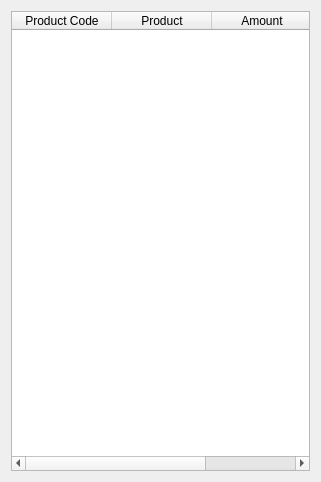
Before: the Qt Designer form viewInventoryDialog.ui in AntonioRoye/inventoryTracker, drawn with Qt 5.
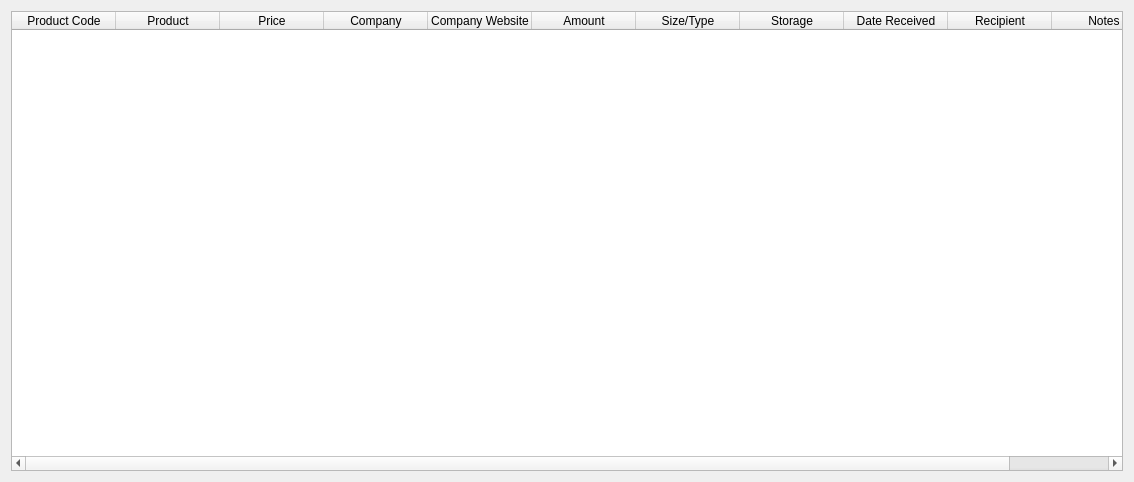
After: the same form once the commit is applied.

```diff
--- a/viewInventoryDialog.ui
+++ b/viewInventoryDialog.ui
@@ -6,7 +6,7 @@
    <rect>
     <x>0</x>
     <y>0</y>
-    <width>321</width>
+    <width>1134</width>
     <height>482</height>
    </rect>
   </property>
@@ -34,6 +34,12 @@
      <property name="dragEnabled">
       <bool>false</bool>
      </property>
+     <property name="columnCount">
+      <number>11</number>
+     </property>
+     <attribute name="horizontalHeaderDefaultSectionSize">
+      <number>104</number>
+     </attribute>
      <column>
       <property name="text">
        <string>Product Code</string>
@@ -44,11 +50,51 @@
        <string>Product</string>
       </property>
      </column>
+     <column>
+      <property name="text">
+       <string>Price</string>
+      </property>
+     </column>
+     <column>
+      <property name="text">
+       <string>Company</string>
+      </property>
+     </column>
+     <column>
+      <property name="text">
+       <string>Company Website</string>
+      </property>
+     </column>
      <column>
       <property name="text">
        <string>Amount</string>
       </property>
      </column>
+     <column>
+      <property name="text">
+       <string>Size/Type</string>
+      </property>
+     </column>
+     <column>
+      <property name="text">
+       <string>Storage</string>
+      </property>
+     </column>
+     <column>
+      <property name="text">
+       <string>Date Received</string>
+      </property>
+     </column>
+     <column>
+      <property name="text">
+       <string>Recipient</string>
+      </property>
+     </column>
+     <column>
+      <property name="text">
+       <string>Notes</string>
+      </property>
+     </column>
     </widget>
    </item>
   </layout>
```
